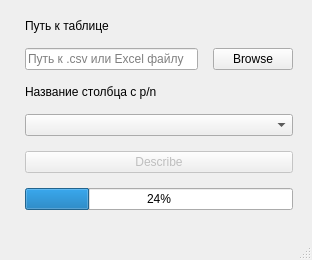
First picture: the form in design.ui, repository LazzyHub/Digi-Key, before the edit.
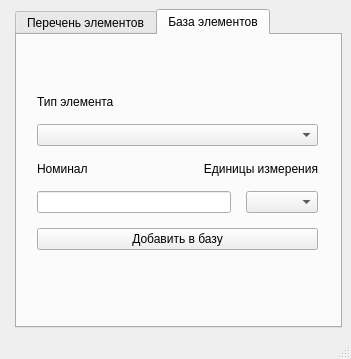
Second picture: the form after the edit. The open tabs and pages were chosen to show the change. Icons and pictures are not drawn.

What changed in the file:
```diff
--- a/design.ui
+++ b/design.ui
@@ -6,8 +6,8 @@
    <rect>
     <x>0</x>
     <y>0</y>
-    <width>312</width>
-    <height>260</height>
+    <width>351</width>
+    <height>359</height>
    </rect>
   </property>
   <property name="windowTitle">
@@ -19,7 +19,33 @@
   </property>
   <widget class="QWidget" name="centralwidget">
    <layout class="QFormLayout" name="formLayout_2">
-    <item row="2" column="1">
+    <item row="0" column="1">
+     <widget class="QTabWidget" name="tabWidget">
+      <property name="enabled">
+       <bool>true</bool>
+      </property>
+      <property name="sizePolicy">
+       <sizepolicy hsizetype="Expanding" vsizetype="MinimumExpanding">
+        <horstretch>1</horstretch>
+        <verstretch>1</verstretch>
+       </sizepolicy>
+      </property>
+      <property name="currentIndex">
+       <number>0</number>
+      </property>
+      <widget class="QWidget" name="describeTab">
+       <attribute name="title">
+        <string>Перечень элементов</string>
+       </attribute>
+       <widget class="QWidget" name="">
+        <property name="geometry">
+         <rect>
+          <x>20</x>
+          <y>20</y>
+          <width>288</width>
+          <height>261</height>
+         </rect>
+        </property>
      <layout class="QVBoxLayout" name="verticalLayout">
       <property name="spacing">
        <number>15</number>
@@ -93,7 +119,7 @@
       <item>
        <widget class="QProgressBar" name="progressBar">
         <property name="value">
-         <number>24</number>
+            <number>0</number>
         </property>
         <property name="format">
          <string>%p%</string>
@@ -101,6 +127,140 @@
        </widget>
       </item>
      </layout>
+       </widget>
+      </widget>
+      <widget class="QWidget" name="baseTab">
+       <attribute name="title">
+        <string>База элементов</string>
+       </attribute>
+       <widget class="QWidget" name="verticalLayoutWidget">
+        <property name="geometry">
+         <rect>
+          <x>20</x>
+          <y>60</y>
+          <width>281</width>
+          <height>155</height>
+         </rect>
+        </property>
+        <layout class="QVBoxLayout" name="verticalLayout_2">
+         <property name="spacing">
+          <number>15</number>
+         </property>
+         <property name="sizeConstraint">
+          <enum>QLayout::SetMaximumSize</enum>
+         </property>
+         <item>
+          <widget class="QLabel" name="label_3">
+           <property name="sizePolicy">
+            <sizepolicy hsizetype="Minimum" vsizetype="Fixed">
+             <horstretch>1</horstretch>
+             <verstretch>1</verstretch>
+            </sizepolicy>
+           </property>
+           <property name="text">
+            <string>Тип элемента</string>
+           </property>
+           <property name="wordWrap">
+            <bool>true</bool>
+           </property>
+          </widget>
+         </item>
+         <item>
+          <widget class="QComboBox" name="itemSelect">
+           <property name="sizePolicy">
+            <sizepolicy hsizetype="Preferred" vsizetype="Maximum">
+             <horstretch>0</horstretch>
+             <verstretch>0</verstretch>
+            </sizepolicy>
+           </property>
+          </widget>
+         </item>
+         <item>
+          <layout class="QHBoxLayout" name="horizontalLayout_3">
+           <property name="spacing">
+            <number>0</number>
+           </property>
+           <item>
+            <widget class="QLabel" name="label_4">
+             <property name="sizePolicy">
+              <sizepolicy hsizetype="Preferred" vsizetype="Minimum">
+               <horstretch>0</horstretch>
+               <verstretch>0</verstretch>
+              </sizepolicy>
+             </property>
+             <property name="text">
+              <string>Номинал</string>
+             </property>
+            </widget>
+           </item>
+           <item alignment="Qt::AlignRight">
+            <widget class="QLabel" name="label_5">
+             <property name="sizePolicy">
+              <sizepolicy hsizetype="Preferred" vsizetype="Minimum">
+               <horstretch>0</horstretch>
+               <verstretch>0</verstretch>
+              </sizepolicy>
+             </property>
+             <property name="accessibleName">
+              <string>0</string>
+             </property>
+             <property name="layoutDirection">
+              <enum>Qt::LeftToRight</enum>
+             </property>
+             <property name="text">
+              <string>Единицы измерения</string>
+             </property>
+             <property name="alignment">
+              <set>Qt::AlignRight|Qt::AlignTrailing|Qt::AlignVCenter</set>
+             </property>
+             <property name="wordWrap">
+              <bool>false</bool>
+             </property>
+            </widget>
+           </item>
+          </layout>
+         </item>
+         <item>
+          <layout class="QHBoxLayout" name="horizontalLayout_2">
+           <item>
+            <widget class="QLineEdit" name="lineEdit">
+             <property name="sizePolicy">
+              <sizepolicy hsizetype="Expanding" vsizetype="Fixed">
+               <horstretch>0</horstretch>
+               <verstretch>0</verstretch>
+              </sizepolicy>
+             </property>
+            </widget>
+           </item>
+           <item>
+            <widget class="QComboBox" name="unitsBox">
+             <property name="sizePolicy">
+              <sizepolicy hsizetype="Preferred" vsizetype="Fixed">
+               <horstretch>0</horstretch>
+               <verstretch>0</verstretch>
+              </sizepolicy>
+             </property>
+            </widget>
+           </item>
+          </layout>
+         </item>
+         <item>
+          <widget class="QPushButton" name="toBaseBtn">
+           <property name="sizePolicy">
+            <sizepolicy hsizetype="Minimum" vsizetype="Fixed">
+             <horstretch>0</horstretch>
+             <verstretch>0</verstretch>
+            </sizepolicy>
+           </property>
+           <property name="text">
+            <string>Добавить в базу</string>
+           </property>
+          </widget>
+         </item>
+        </layout>
+       </widget>
+      </widget>
+     </widget>
     </item>
    </layout>
   </widget>
```
Lines whose indentation alone changed are shown as unchanged.
